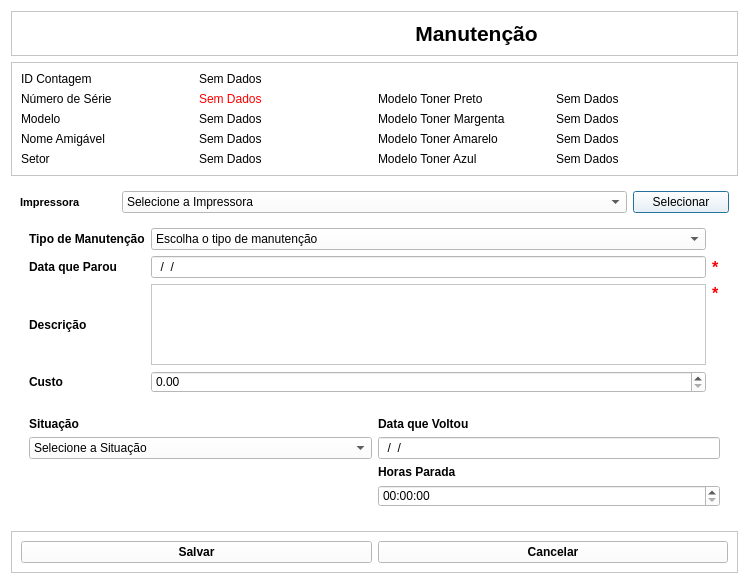
This is View/Telas/CadastroManutencao.ui in Blastoles/ProjetoSCGI as Qt 5 draws it before an edit. The edited form follows.
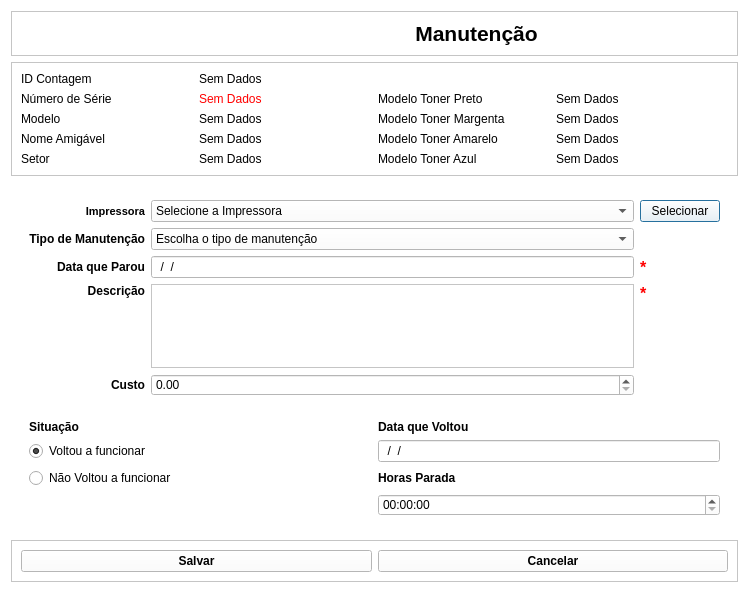
This is the edited form. Icons and pictures are not drawn.

Diff of the .ui file:
```diff
--- a/View/Telas/CadastroManutencao.ui
+++ b/View/Telas/CadastroManutencao.ui
@@ -10,7 +10,7 @@
     <x>0</x>
     <y>0</y>
     <width>749</width>
-    <height>584</height>
+    <height>593</height>
    </rect>
   </property>
   <property name="acceptDrops">
@@ -281,54 +281,6 @@
         <enum>QFrame::Plain</enum>
        </property>
        <layout class="QGridLayout" name="gridLayout_2">
-        <item row="1" column="0">
-         <widget class="QLabel" name="TX_Impressora">
-          <property name="font">
-           <font>
-            <family>Arial</family>
-            <pointsize>8</pointsize>
-            <weight>75</weight>
-            <bold>true</bold>
-           </font>
-          </property>
-          <property name="text">
-           <string>Impressora</string>
-          </property>
-         </widget>
-        </item>
-        <item row="1" column="1" colspan="5">
-         <widget class="QComboBox" name="CP_Impressora">
-          <property name="sizePolicy">
-           <sizepolicy hsizetype="Preferred" vsizetype="Fixed">
-            <horstretch>0</horstretch>
-            <verstretch>0</verstretch>
-           </sizepolicy>
-          </property>
-          <property name="font">
-           <font>
-            <family>Arial</family>
-           </font>
-          </property>
-          <property name="focusPolicy">
-           <enum>Qt::WheelFocus</enum>
-          </property>
-          <property name="contextMenuPolicy">
-           <enum>Qt::DefaultContextMenu</enum>
-          </property>
-          <item>
-           <property name="text">
-            <string>Selecione a Impressora</string>
-           </property>
-          </item>
-         </widget>
-        </item>
-        <item row="1" column="6">
-         <widget class="QPushButton" name="BT_Selecionar">
-          <property name="text">
-           <string>Selecionar</string>
-          </property>
-         </widget>
-        </item>
         <item row="3" column="0" colspan="7">
          <widget class="QFrame" name="frame_6">
           <property name="frameShape">
@@ -338,21 +290,52 @@
            <enum>QFrame::Plain</enum>
           </property>
           <layout class="QGridLayout" name="gridLayout_5">
-           <item row="3" column="0">
-            <widget class="QLabel" name="TX_Custo">
+           <item row="2" column="2">
+            <widget class="QLabel" name="TX_Cobrigatorio">
              <property name="font">
               <font>
                <family>Arial</family>
+               <pointsize>12</pointsize>
                <weight>75</weight>
                <bold>true</bold>
               </font>
              </property>
+             <property name="whatsThis">
+              <string>&lt;html&gt;&lt;head/&gt;&lt;body&gt;&lt;p&gt;&lt;br/&gt;&lt;/p&gt;&lt;/body&gt;&lt;/html&gt;</string>
+             </property>
+             <property name="styleSheet">
+              <string notr="true">color: rgb(255, 0, 0);</string>
+             </property>
              <property name="text">
-              <string>Custo</string>
+              <string>*</string>
              </property>
             </widget>
            </item>
-           <item row="3" column="1">
+           <item row="2" column="1">
+            <widget class="QLineEdit" name="CP_Data">
+             <property name="font">
+              <font>
+               <family>Arial</family>
+              </font>
+             </property>
+             <property name="whatsThis">
+              <string/>
+             </property>
+             <property name="inputMask">
+              <string>99/99/9999</string>
+             </property>
+             <property name="text">
+              <string>//</string>
+             </property>
+             <property name="echoMode">
+              <enum>QLineEdit::Normal</enum>
+             </property>
+             <property name="placeholderText">
+              <string/>
+             </property>
+            </widget>
+           </item>
+           <item row="4" column="1">
             <widget class="QDoubleSpinBox" name="CP_Custo">
              <property name="font">
               <font>
@@ -364,16 +347,24 @@
              </property>
             </widget>
            </item>
-           <item row="2" column="1">
-            <widget class="QTextEdit" name="CP_Descricao">
+           <item row="4" column="0">
+            <widget class="QLabel" name="TX_Custo">
              <property name="font">
               <font>
                <family>Arial</family>
+               <weight>75</weight>
+               <bold>true</bold>
               </font>
              </property>
+             <property name="text">
+              <string>Custo</string>
+             </property>
+             <property name="alignment">
+              <set>Qt::AlignRight|Qt::AlignTrailing|Qt::AlignVCenter</set>
+             </property>
             </widget>
            </item>
-           <item row="1" column="0">
+           <item row="2" column="0">
             <widget class="QLabel" name="TX_Data">
              <property name="font">
               <font>
@@ -385,9 +376,12 @@
              <property name="text">
               <string>Data que Parou</string>
              </property>
+             <property name="alignment">
+              <set>Qt::AlignRight|Qt::AlignTrailing|Qt::AlignVCenter</set>
+             </property>
             </widget>
            </item>
-           <item row="0" column="0">
+           <item row="1" column="0">
             <widget class="QLabel" name="TX_Tipo">
              <property name="font">
               <font>
@@ -399,9 +393,21 @@
              <property name="text">
               <string>Tipo de Manutenção</string>
              </property>
+             <property name="alignment">
+              <set>Qt::AlignRight|Qt::AlignTrailing|Qt::AlignVCenter</set>
+             </property>
             </widget>
            </item>
-           <item row="2" column="0">
+           <item row="3" column="1">
+            <widget class="QTextEdit" name="CP_Descricao">
+             <property name="font">
+              <font>
+               <family>Arial</family>
+              </font>
+             </property>
+            </widget>
+           </item>
+           <item row="3" column="0">
             <widget class="QLabel" name="TX_Descricao">
              <property name="font">
               <font>
@@ -413,9 +419,33 @@
              <property name="text">
               <string>Descrição</string>
              </property>
+             <property name="alignment">
+              <set>Qt::AlignRight|Qt::AlignTop|Qt::AlignTrailing</set>
+             </property>
             </widget>
            </item>
-           <item row="0" column="1">
+           <item row="3" column="2">
+            <widget class="QLabel" name="TX_Dobrigatorio">
+             <property name="font">
+              <font>
+               <family>Arial</family>
+               <pointsize>12</pointsize>
+               <weight>75</weight>
+               <bold>true</bold>
+              </font>
+             </property>
+             <property name="styleSheet">
+              <string notr="true">color: rgb(255, 0, 0);</string>
+             </property>
+             <property name="text">
+              <string>*</string>
+             </property>
+             <property name="alignment">
+              <set>Qt::AlignLeading|Qt::AlignLeft|Qt::AlignTop</set>
+             </property>
+            </widget>
+           </item>
+           <item row="1" column="1">
             <widget class="QComboBox" name="CP_Tipo">
              <property name="font">
               <font>
@@ -439,69 +469,54 @@
              </item>
             </widget>
            </item>
-           <item row="2" column="2">
-            <widget class="QLabel" name="TX_Dobrigatorio">
+           <item row="0" column="0">
+            <widget class="QLabel" name="TX_Impressora">
              <property name="font">
               <font>
                <family>Arial</family>
-               <pointsize>12</pointsize>
+               <pointsize>8</pointsize>
                <weight>75</weight>
                <bold>true</bold>
               </font>
              </property>
-             <property name="styleSheet">
-              <string notr="true">color: rgb(255, 0, 0);</string>
-             </property>
              <property name="text">
-              <string>*</string>
+              <string>Impressora</string>
              </property>
              <property name="alignment">
-              <set>Qt::AlignLeading|Qt::AlignLeft|Qt::AlignTop</set>
+              <set>Qt::AlignRight|Qt::AlignTrailing|Qt::AlignVCenter</set>
              </property>
             </widget>
            </item>
-           <item row="1" column="2">
-            <widget class="QLabel" name="TX_Cobrigatorio">
+           <item row="0" column="1">
+            <widget class="QComboBox" name="CP_Impressora">
+             <property name="sizePolicy">
+              <sizepolicy hsizetype="Preferred" vsizetype="Fixed">
+               <horstretch>0</horstretch>
+               <verstretch>0</verstretch>
+              </sizepolicy>
+             </property>
              <property name="font">
               <font>
                <family>Arial</family>
-               <pointsize>12</pointsize>
-               <weight>75</weight>
-               <bold>true</bold>
               </font>
              </property>
              <property name="whatsThis">
               <string>&lt;html&gt;&lt;head/&gt;&lt;body&gt;&lt;p&gt;&lt;br/&gt;&lt;/p&gt;&lt;/body&gt;&lt;/html&gt;</string>
              </property>
-             <property name="styleSheet">
-              <string notr="true">color: rgb(255, 0, 0);</string>
+             <property name="contextMenuPolicy">
+              <enum>Qt::DefaultContextMenu</enum>
              </property>
-             <property name="text">
-              <string>*</string>
-             </property>
+             <item>
+              <property name="text">
+               <string>Selecione a Impressora</string>
+              </property>
+             </item>
             </widget>
            </item>
-           <item row="1" column="1">
-            <widget class="QLineEdit" name="CP_Data">
-             <property name="font">
-              <font>
-               <family>Arial</family>
-              </font>
-             </property>
-             <property name="whatsThis">
-              <string/>
-             </property>
-             <property name="inputMask">
-              <string>99/99/9999</string>
-             </property>
+           <item row="0" column="2">
+            <widget class="QPushButton" name="BT_Selecionar">
              <property name="text">
-              <string>//</string>
-             </property>
-             <property name="echoMode">
-              <enum>QLineEdit::Normal</enum>
-             </property>
-             <property name="placeholderText">
-              <string/>
+              <string>Selecionar</string>
              </property>
             </widget>
            </item>
@@ -517,30 +532,6 @@
            <enum>QFrame::Raised</enum>
           </property>
           <layout class="QGridLayout" name="gridLayout_3">
-           <item row="1" column="1">
-            <widget class="QComboBox" name="CP_Situacao">
-             <property name="font">
-              <font>
-               <family>Arial</family>
-              </font>
-             </property>
-             <item>
-              <property name="text">
-               <string>Selecione a Situação</string>
-              </property>
-             </item>
-             <item>
-              <property name="text">
-               <string>Voltou Funcionar</string>
-              </property>
-             </item>
-             <item>
-              <property name="text">
-               <string>Não Funcionou</string>
-              </property>
-             </item>
-            </widget>
-           </item>
            <item row="0" column="1">
             <widget class="QLabel" name="TX_Situacao">
              <property name="font">
@@ -626,6 +617,23 @@
              </property>
             </widget>
            </item>
+           <item row="1" column="1">
+            <widget class="QRadioButton" name="CP_Voltou">
+             <property name="text">
+              <string>Voltou a funcionar</string>
+             </property>
+             <property name="checked">
+              <bool>true</bool>
+             </property>
+            </widget>
+           </item>
+           <item row="2" column="1">
+            <widget class="QRadioButton" name="CP_NVoltou">
+             <property name="text">
+              <string>Não Voltou a funcionar</string>
+             </property>
+            </widget>
+           </item>
           </layout>
          </widget>
         </item>
```
Left out of the diff: 4 changed lines with no effect on the pictures.
